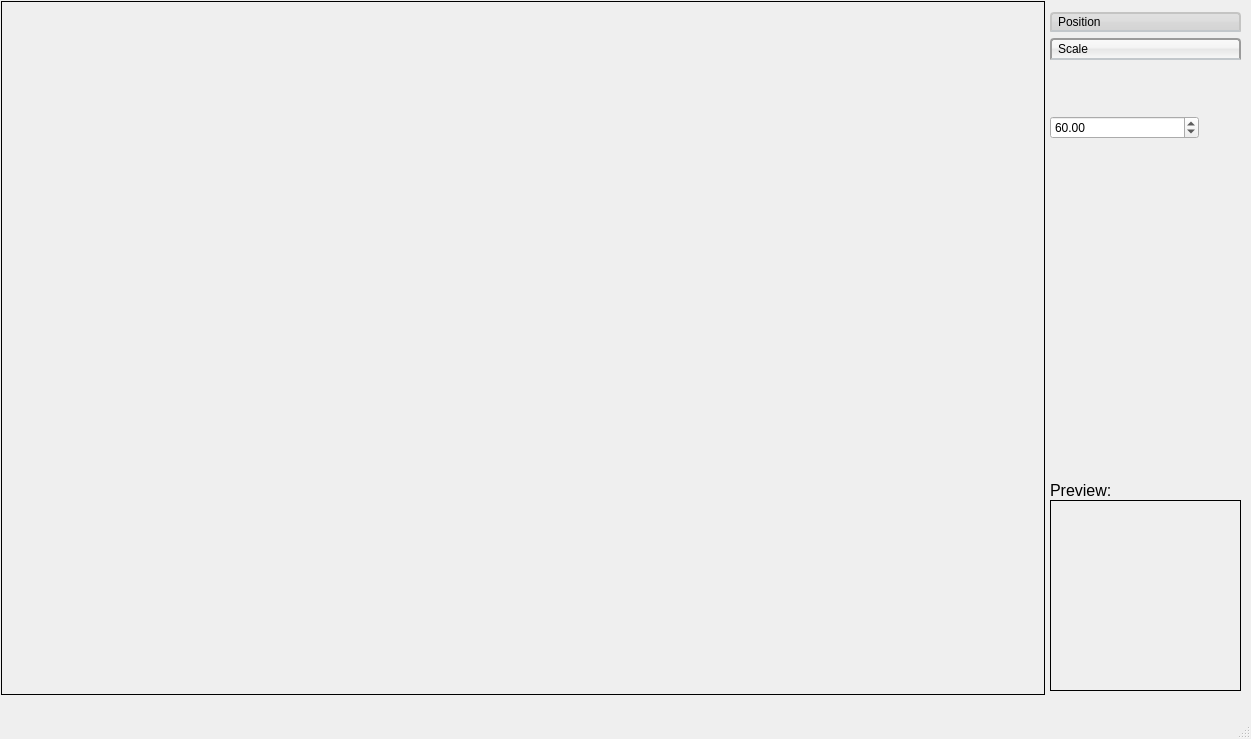
Old version of the form RTIe/RTIe_builder/marble_Detection.ui in the repository Super-SaiyanSandwich/ECMM427.
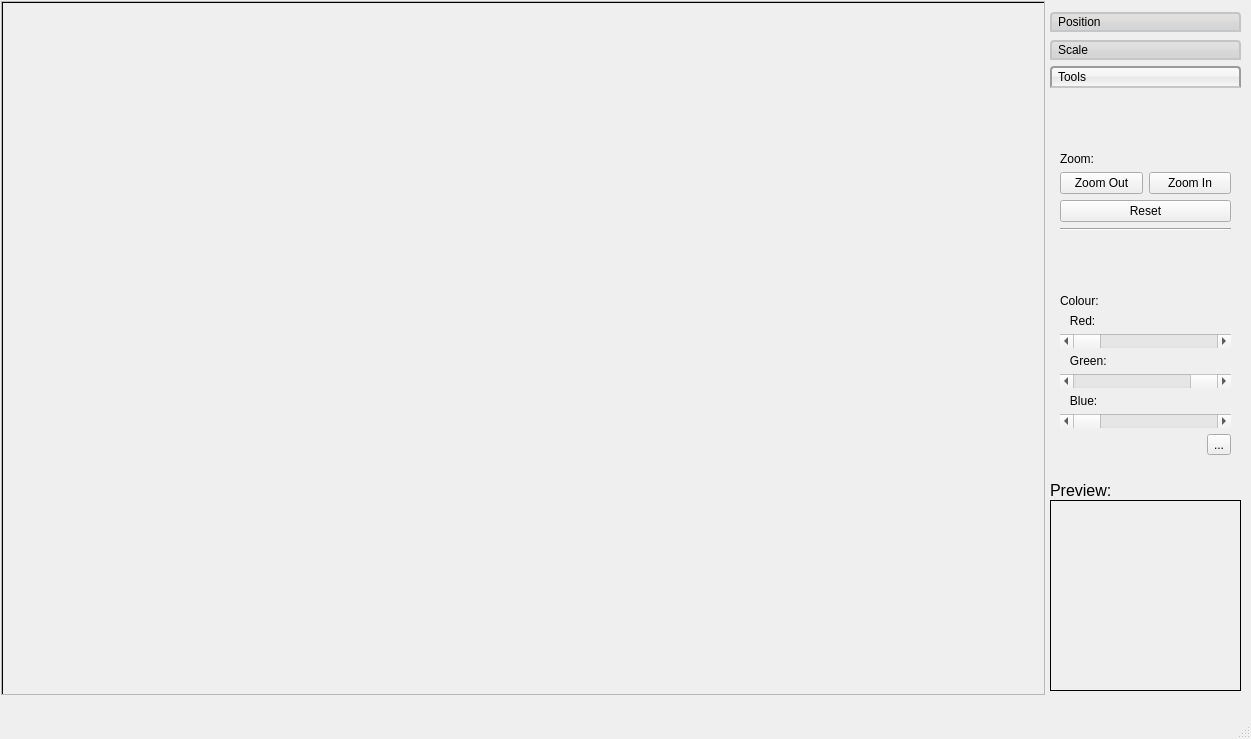
New version of the form.

Commit message: Update Marble Detection

```diff
--- a/RTIe/RTIe_builder/marble_Detection.ui
+++ b/RTIe/RTIe_builder/marble_Detection.ui
@@ -53,7 +53,7 @@
 }*/</string>
        </property>
        <property name="currentIndex">
-        <number>1</number>
+        <number>2</number>
        </property>
        <widget class="QWidget" name="movement_Page">
         <property name="geometry">
@@ -142,55 +142,216 @@
           <x>0</x>
           <y>0</y>
           <width>189</width>
-          <height>403</height>
+          <height>375</height>
          </rect>
         </property>
         <attribute name="label">
          <string>Scale</string>
         </attribute>
-        <widget class="QDoubleSpinBox" name="spin_Box_Radius">
+        <widget class="QWidget" name="verticalLayoutWidget_3">
          <property name="geometry">
           <rect>
-           <x>0</x>
-           <y>50</y>
-           <width>149</width>
-           <height>23</height>
+           <x>10</x>
+           <y>0</y>
+           <width>171</width>
+           <height>371</height>
           </rect>
          </property>
-         <property name="toolTip">
-          <string>Selecter for Radius of Sphere</string>
+         <layout class="QVBoxLayout" name="verticalLayout_3">
+          <item>
+           <widget class="QLabel" name="radius_Label">
+            <property name="text">
+             <string>Radius</string>
+            </property>
+            <property name="alignment">
+             <set>Qt::AlignBottom|Qt::AlignLeading|Qt::AlignLeft</set>
+            </property>
+           </widget>
+          </item>
+          <item>
+           <widget class="QDoubleSpinBox" name="spin_Box_Radius">
+            <property name="toolTip">
+             <string>Selecter for Radius of Sphere</string>
+            </property>
+            <property name="minimum">
+             <double>50.000000000000000</double>
+            </property>
+            <property name="maximum">
+             <double>500.000000000000000</double>
+            </property>
+            <property name="value">
+             <double>100.000000000000000</double>
+            </property>
+           </widget>
+          </item>
+          <item>
+           <widget class="QSlider" name="horizontal_Slider_Radius">
+            <property name="minimum">
+             <number>50</number>
+            </property>
+            <property name="maximum">
+             <number>500</number>
+            </property>
+            <property name="value">
+             <number>100</number>
+            </property>
+            <property name="orientation">
+             <enum>Qt::Horizontal</enum>
+            </property>
+           </widget>
+          </item>
+          <item>
+           <widget class="Line" name="line">
+            <property name="orientation">
+             <enum>Qt::Horizontal</enum>
+            </property>
+           </widget>
+          </item>
+          <item>
+           <widget class="QCheckBox" name="check_Box_Spherical">
+            <property name="text">
+             <string>Force Circular?</string>
+            </property>
+            <property name="checked">
+             <bool>true</bool>
+            </property>
+           </widget>
+          </item>
+         </layout>
+        </widget>
+       </widget>
+       <widget class="QWidget" name="tools_Page">
+        <attribute name="label">
+         <string>Tools</string>
+        </attribute>
+        <widget class="QWidget" name="verticalLayoutWidget_4">
+         <property name="geometry">
+          <rect>
+           <x>10</x>
+           <y>0</y>
+           <width>171</width>
+           <height>361</height>
+          </rect>
          </property>
-         <property name="maximum">
-          <double>99999.000000000000000</double>
-         </property>
-         <property name="value">
-          <double>60.000000000000000</double>
-         </property>
+         <layout class="QVBoxLayout" name="verticalLayout_4">
+          <item alignment="Qt::AlignBottom">
+           <widget class="QLabel" name="zoom_Label">
+            <property name="text">
+             <string>Zoom:</string>
+            </property>
+           </widget>
+          </item>
+          <item>
+           <layout class="QHBoxLayout" name="horizontalLayout_2">
+            <item>
+             <widget class="QPushButton" name="zoom_Out_Button">
+              <property name="text">
+               <string>Zoom Out</string>
+              </property>
+             </widget>
+            </item>
+            <item>
+             <widget class="QPushButton" name="zoom_In_Button">
+              <property name="text">
+               <string>Zoom In</string>
+              </property>
+             </widget>
+            </item>
+           </layout>
+          </item>
+          <item>
+           <widget class="QPushButton" name="zoom_Reset_Button">
+            <property name="text">
+             <string>Reset</string>
+            </property>
+           </widget>
+          </item>
+          <item>
+           <widget class="Line" name="seperator">
+            <property name="orientation">
+             <enum>Qt::Horizontal</enum>
+            </property>
+           </widget>
+          </item>
+          <item alignment="Qt::AlignBottom">
+           <widget class="QLabel" name="colour_Label">
+            <property name="text">
+             <string>Colour:</string>
+            </property>
+           </widget>
+          </item>
+          <item>
+           <layout class="QVBoxLayout" name="verticalLayout_5">
+            <item>
+             <widget class="QLabel" name="label_Red">
+              <property name="text">
+               <string>   Red:</string>
+              </property>
+             </widget>
+            </item>
+            <item>
+             <widget class="QScrollBar" name="horizontal_Scroll_Bar_Red">
+              <property name="maximum">
+               <number>255</number>
+              </property>
+              <property name="orientation">
+               <enum>Qt::Horizontal</enum>
+              </property>
+             </widget>
+            </item>
+            <item>
+             <widget class="QLabel" name="label_Green">
+              <property name="text">
+               <string>   Green:</string>
+              </property>
+             </widget>
+            </item>
+            <item>
+             <widget class="QScrollBar" name="horizontal_Scroll_Bar_Green">
+              <property name="maximum">
+               <number>255</number>
+              </property>
+              <property name="value">
+               <number>255</number>
+              </property>
+              <property name="orientation">
+               <enum>Qt::Horizontal</enum>
+              </property>
+             </widget>
+            </item>
+            <item>
+             <widget class="QLabel" name="label_Blue">
+              <property name="text">
+               <string>   Blue:</string>
+              </property>
+             </widget>
+            </item>
+            <item>
+             <widget class="QScrollBar" name="horizontal_Scroll_Bar_Blue">
+              <property name="maximum">
+               <number>255</number>
+              </property>
+              <property name="orientation">
+               <enum>Qt::Horizontal</enum>
+              </property>
+             </widget>
+            </item>
+            <item alignment="Qt::AlignRight">
+             <widget class="QToolButton" name="colour_Selector_Button">
+              <property name="text">
+               <string>...</string>
+              </property>
+             </widget>
+            </item>
+           </layout>
+          </item>
+         </layout>
         </widget>
        </widget>
       </widget>
      </item>
     </layout>
    </widget>
-   <widget class="QLabel" name="image_Label">
-    <property name="geometry">
-     <rect>
-      <x>1</x>
-      <y>1</y>
-      <width>1044</width>
-      <height>694</height>
-     </rect>
-    </property>
-    <property name="frameShape">
-     <enum>QFrame::Panel</enum>
-    </property>
-    <property name="text">
-     <string/>
-    </property>
-    <property name="scaledContents">
-     <bool>true</bool>
-    </property>
-   </widget>
    <widget class="QLabel" name="label">
     <property name="geometry">
      <rect>
@@ -230,6 +391,71 @@
     <property name="text">
      <string notr="true"/>
     </property>
+    <property name="scaledContents">
+     <bool>true</bool>
+    </property>
+   </widget>
+   <widget class="QScrollArea" name="scrollArea">
+    <property name="geometry">
+     <rect>
+      <x>1</x>
+      <y>1</y>
+      <width>1044</width>
+      <height>694</height>
+     </rect>
+    </property>
+    <property name="widgetResizable">
+     <bool>true</bool>
+    </property>
+    <widget class="QWidget" name="scrollAreaWidgetContents">
+     <property name="geometry">
+      <rect>
+       <x>0</x>
+       <y>0</y>
+       <width>1042</width>
+       <height>692</height>
+      </rect>
+     </property>
+     <widget class="QLabel" name="image_Label">
+      <property name="geometry">
+       <rect>
+        <x>0</x>
+        <y>0</y>
+        <width>1044</width>
+        <height>694</height>
+       </rect>
+      </property>
+      <property name="frameShape">
+       <enum>QFrame::Panel</enum>
+      </property>
+      <property name="text">
+       <string/>
+      </property>
+      <property name="scaledContents">
+       <bool>true</bool>
+      </property>
+     </widget>
+     <widget class="QWidget" name="widget" native="true">
+      <property name="geometry">
+       <rect>
+        <x>700</x>
+        <y>240</y>
+        <width>120</width>
+        <height>80</height>
+       </rect>
+      </property>
+     </widget>
+     <widget class="QWidget" name="widget_2" native="true">
+      <property name="geometry">
+       <rect>
+        <x>10</x>
+        <y>10</y>
+        <width>120</width>
+        <height>80</height>
+       </rect>
+      </property>
+     </widget>
+    </widget>
    </widget>
   </widget>
   <widget class="QMenuBar" name="menubar">
```
Left out of the diff: 32 changed lines with no effect on the pictures. The commit also changes 21 other files.
